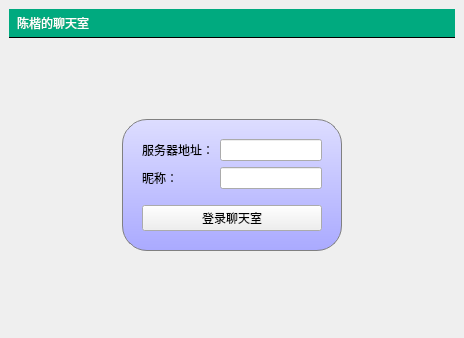
Before: the Qt Designer form Lab5/ChatClient/mainwindow.ui in WDK688/QtCourse, drawn with Qt 5.
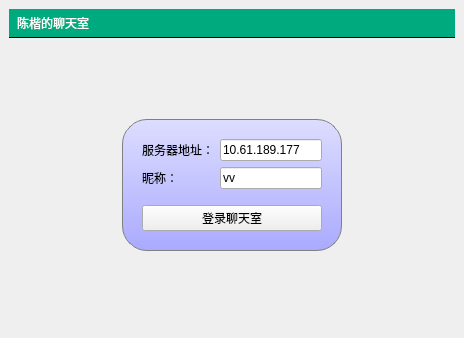
After: the same form once the commit is applied.

```diff
--- a/Lab5/ChatClient/mainwindow.ui
+++ b/Lab5/ChatClient/mainwindow.ui
@@ -134,7 +134,11 @@
            <item>
             <layout class="QGridLayout" name="gridLayout">
              <item row="1" column="1">
-              <widget class="QLineEdit" name="usernameEdit"/>
+              <widget class="QLineEdit" name="usernameEdit">
+               <property name="text">
+                <string>vv</string>
+               </property>
+              </widget>
              </item>
              <item row="1" column="0">
               <widget class="QLabel" name="label_3">
@@ -144,7 +148,11 @@
               </widget>
              </item>
              <item row="0" column="1">
-              <widget class="QLineEdit" name="serverEdit"/>
+              <widget class="QLineEdit" name="serverEdit">
+               <property name="text">
+                <string>10.61.189.177</string>
+               </property>
+              </widget>
              </item>
              <item row="0" column="0">
               <widget class="QLabel" name="label_2">
```
